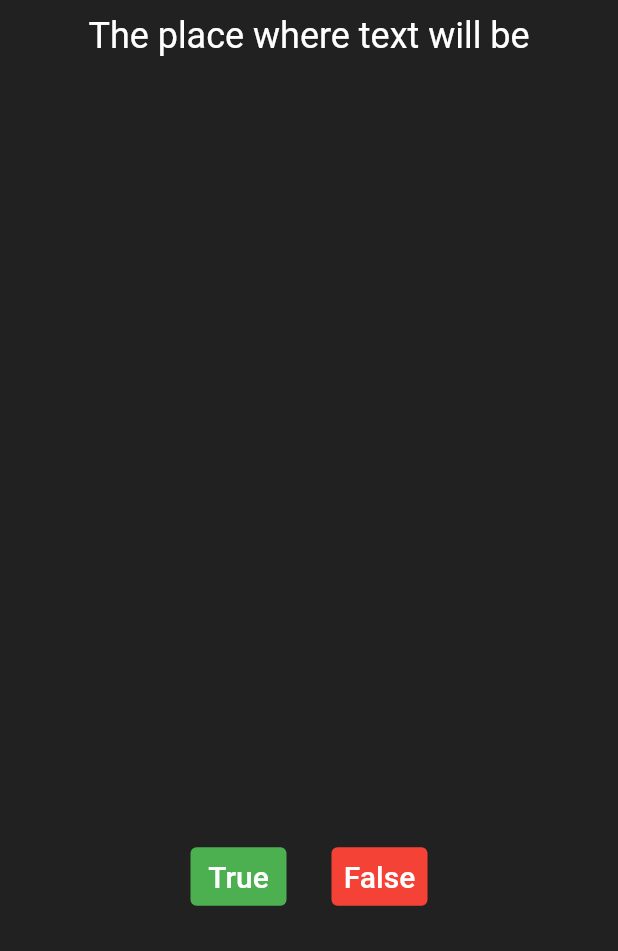
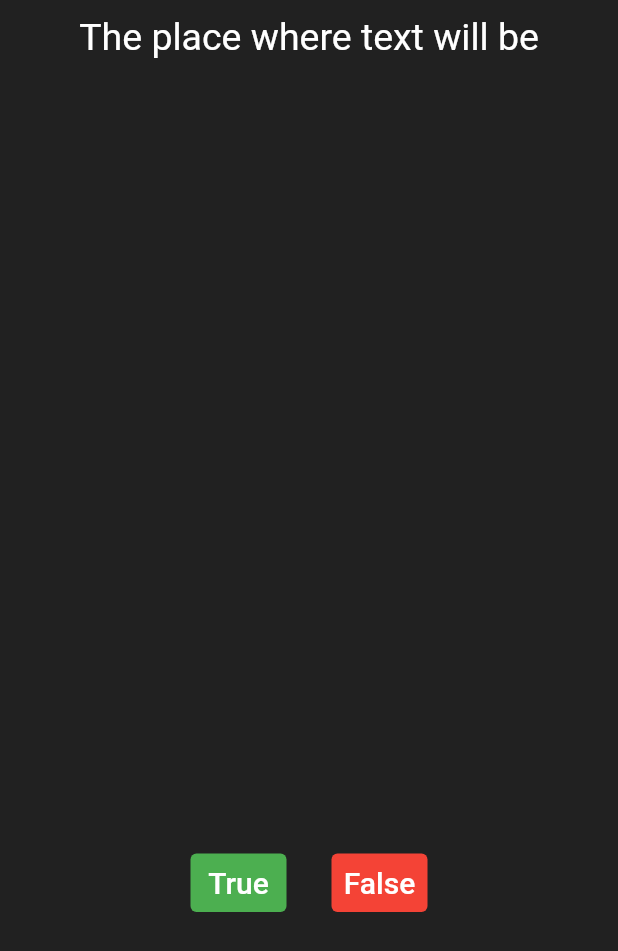
Before and after one commit to UlugbekYarkinov/quizzler, a Flutter app: the screen it shows after launch, on a phone screen of 412 x 824 dp. Shown: the top 951 px of the screen. Run offline on Flutter 3.47's test engine with Material 2 defaults, Android fonts, the phone set to English and light mode, and no system bars.

Commit message:
layout updated

```diff
--- a/lib/main.dart
+++ b/lib/main.dart
@@ -14,7 +14,7 @@ class Quizzler extends StatelessWidget {
         backgroundColor: Colors.grey.shade900,
         body: const SafeArea(
           child: Padding(
-            padding: EdgeInsets.all(10.0),
+            padding: EdgeInsets.symmetric(horizontal: 10.0),
             child: QuizPage(),
           ),
         ),
@@ -38,11 +38,14 @@ class _QuizPageState extends State<QuizPage> {
       children: [
         Expanded(
           flex: 4,
-          child: Text(
-            'The place where text will be',
-            style: TextStyle(
-              color: Colors.white,
-              fontSize: 24.0,
+          child: Padding(
+            padding: const EdgeInsets.all(10.0),
+            child: Text(
+              'The place where text will be',
+              style: TextStyle(
+                color: Colors.white,
+                fontSize: 25.0,
+              ),
             ),
           ),
         ),
```
